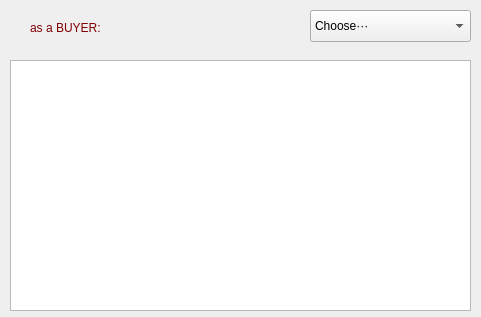
GuQiuhan/Commodity-auction-platform, file buyer.ui: the form before one commit.
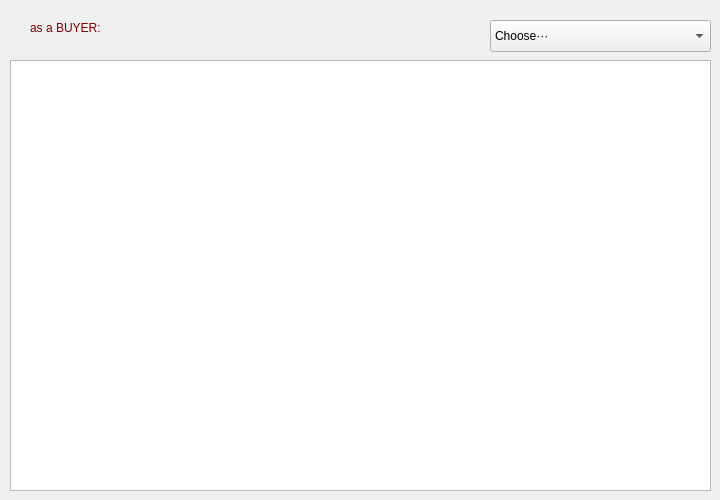
The form after the commit.

Patch:
```diff
--- a/buyer.ui
+++ b/buyer.ui
@@ -6,8 +6,8 @@
    <rect>
     <x>0</x>
     <y>0</y>
-    <width>481</width>
-    <height>317</height>
+    <width>720</width>
+    <height>500</height>
    </rect>
   </property>
   <property name="windowTitle">
@@ -18,17 +18,17 @@
     <rect>
      <x>10</x>
      <y>60</y>
-     <width>461</width>
-     <height>251</height>
+     <width>701</width>
+     <height>431</height>
     </rect>
    </property>
   </widget>
   <widget class="QComboBox" name="comboBox">
    <property name="geometry">
     <rect>
-     <x>310</x>
-     <y>10</y>
-     <width>161</width>
+     <x>490</x>
+     <y>20</y>
+     <width>221</width>
      <height>32</height>
     </rect>
    </property>
```
